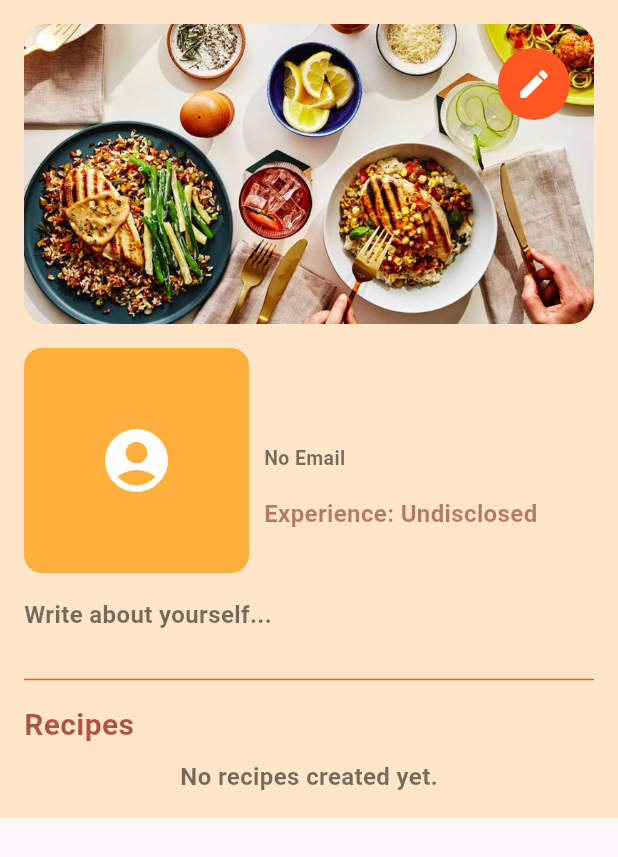
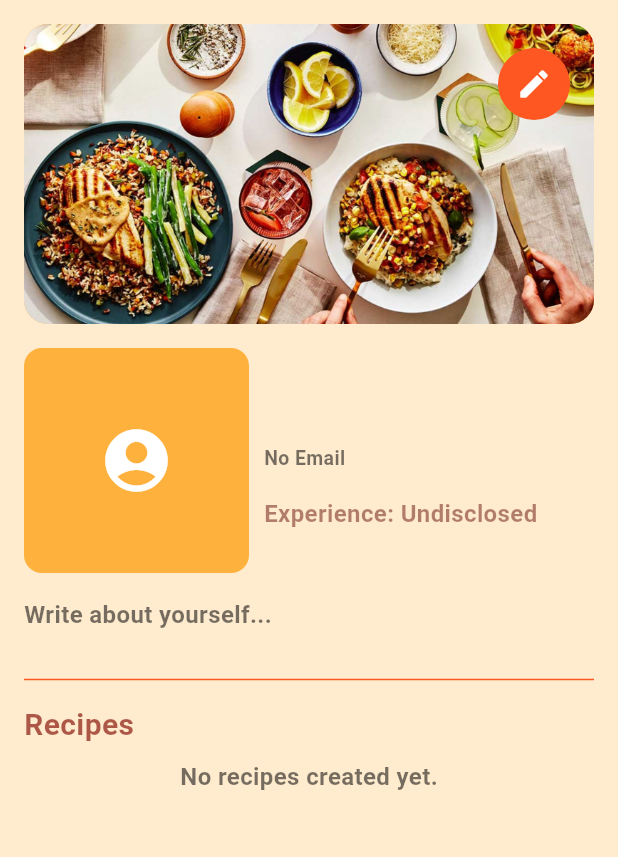
Before and after one commit to FontesTaken/EasyDish_app, a Flutter app: the ProfilePage screen opened directly, on a phone screen of 412 x 824 dp. Shown: the top 857 px of the screen. Run offline on Flutter 3.47's test engine with Material 3 defaults, Android fonts, the phone set to English and light mode, and no system bars; our stand-ins replace flutter_local_notifications, font_awesome_flutter, image_picker, shared_preferences, timezone; accounts and stored records are empty.

Commit message:
bug fixes

```diff
--- a/easy_dish/lib/screens/profile/profile_page.dart
+++ b/easy_dish/lib/screens/profile/profile_page.dart
@@ -57,10 +57,11 @@ class ProfilePageState extends State<ProfilePage> {
 
   @override
   Widget build(BuildContext context) {
-    return Scaffold(
-      body: Container(
-        color: Colors.orange.withOpacity(0.19),
-        child: SafeArea(
+    return Container(
+      color: Colors.orange.withOpacity(0.19), // Background color for the entire screen
+      child: Scaffold(
+        backgroundColor: Colors.transparent, // Make scaffold background transparent
+        body: SafeArea(
           child: SingleChildScrollView(
             child: Padding(
               padding: const EdgeInsets.all(16.0),
```
Lines whose indentation alone changed are shown as unchanged.
